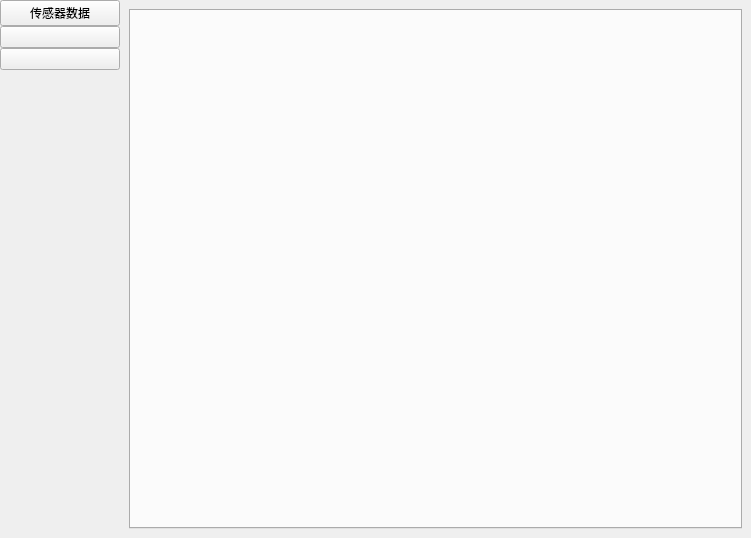
Old version of the form frmdata.ui in the repository hzqgogogo/IntelligentGreenHouse.
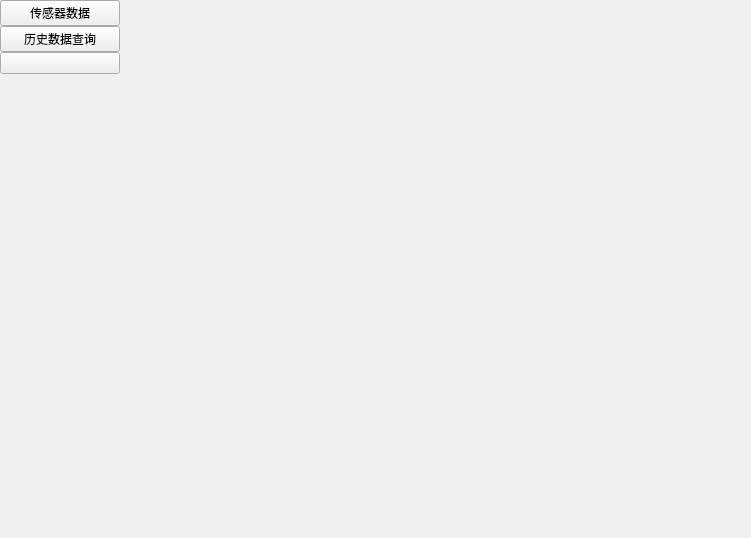
New version of the form. The open tabs and pages were chosen to show the change.

Patch:
```diff
--- a/frmdata.ui
+++ b/frmdata.ui
@@ -54,7 +54,7 @@
       <item>
        <widget class="QPushButton" name="btnData1">
         <property name="text">
-         <string/>
+         <string>历史数据查询</string>
         </property>
         <property name="checkable">
          <bool>true</bool>
@@ -112,6 +112,7 @@
           </item>
          </layout>
         </widget>
+        <widget class="QWidget" name="page_2"/>
        </widget>
       </item>
      </layout>
```
